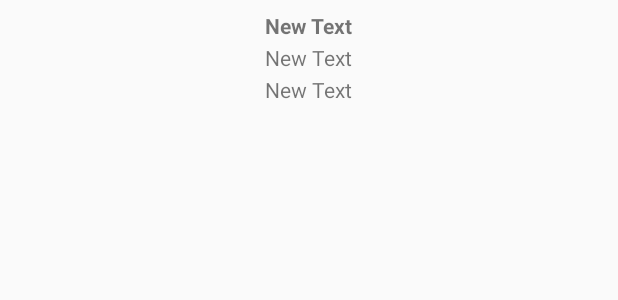
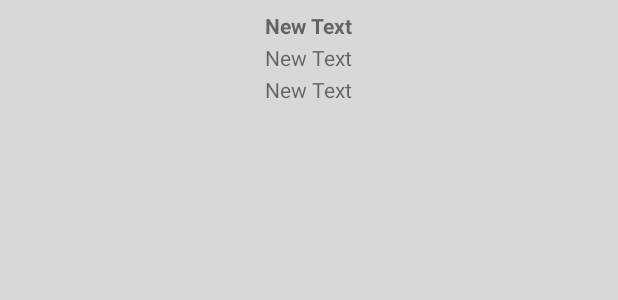
Before and after one commit to Pau1990Dam/MovieDBFinalVersion, an Android app: the layout fila_graella.xml on its own in the app's theme, with its tools: preview values and no code run, on a phone screen of 412 x 824 dp. Shown: the top 300 px of the screen. Run offline under Robolectric (Android 15) with nearby library versions, the phone set to English and light mode, and no system bars.

```diff
--- a/app/src/main/res/layout/fila_graella.xml
+++ b/app/src/main/res/layout/fila_graella.xml
@@ -2,7 +2,8 @@
 <RelativeLayout xmlns:android="http://schemas.android.com/apk/res/android"
     android:layout_width="match_parent"
     android:layout_height="match_parent"
-    android:padding="5dp">
+    android:padding="5dp"
+    android:background="#D8D8D8">
 
     <ImageView
         android:layout_width="wrap_content"
```
Also changed, not shown: app/src/main/res/menu/menu_refresh.xml (added, +10 -0 lines).
